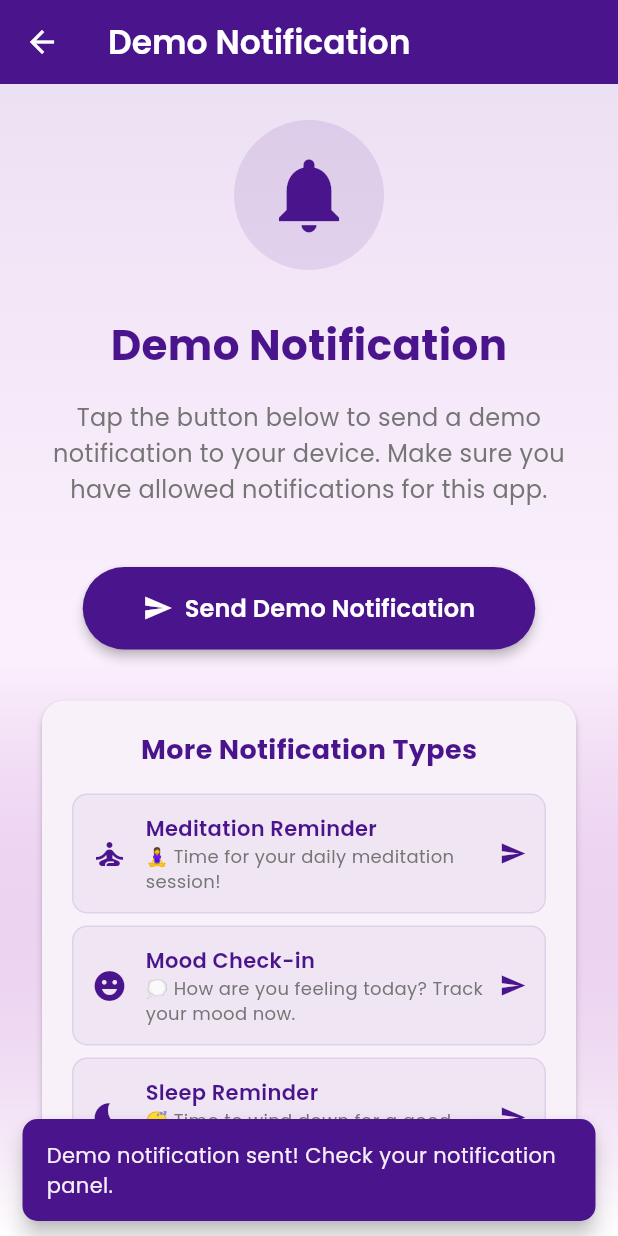
After one commit to hasnat0006/SDP, a Flutter app: the DemoNotificationPage screen opened directly, after a tap on "Send Demo Notification", on a phone screen of 412 x 824 dp. The commit adds this screen. Run offline on Flutter 3.47's test engine with Material 3 defaults, Android fonts, the phone set to English and light mode, and no system bars; our stand-ins replace awesome_notifications, file_picker, fl_chart, flutter_dotenv, google_fonts, image_picker and 1 more.

Commit message:
notification initialized

```diff
--- a/mindora/lib/dashboard/p_dashboard.dart
+++ b/mindora/lib/dashboard/p_dashboard.dart
@@ -1,7 +1,7 @@
 import 'package:client/appointment/bookappt.dart';
-import 'package:client/chatbot/startpage.dart';
 import 'package:client/forum/forum.dart';
 import 'package:client/journal/journal.dart';
+import 'package:client/demo_notification_page.dart';
 import 'package:flutter/material.dart';
 import 'package:fl_chart/fl_chart.dart';
 import '../todo_list/todo_list_main.dart';
@@ -265,13 +265,13 @@ class DashboardPage extends StatelessWidget {
             );
           },
         ),
+
         // _trackerTile(
         //   Icons.bedtime,
         //   'Sleep Quality',
         //   'Healthy (~5.5h Avg)',
         //   context,
         // ),
-
         _trackerTile(
           Icons.calendar_month,
           'Book an Appointment',
@@ -331,9 +331,8 @@ class DashboardPage extends StatelessWidget {
           },
         ),
 
-
         _trackerTile(
-           Icons.forum,
+          Icons.forum,
           'Forum',
           'Share your thought anonymously',
           context,
@@ -362,6 +361,20 @@ class DashboardPage extends StatelessWidget {
           },
         ),
         _trackerTile(
+          Icons.notifications,
+          'Demo Notification',
+          'Test app notifications',
+          context,
+          onTap: () {
+            Navigator.push(
+              context,
+              MaterialPageRoute(
+                builder: (context) => const DemoNotificationPage(),
+              ),
+            );
+          },
+        ),
+        _trackerTile(
           Icons.self_improvement,
           'Virtual Therapist',
           'Ease your mind',
@@ -370,12 +383,12 @@ class DashboardPage extends StatelessWidget {
             Navigator.push(
               context,
               MaterialPageRoute(
-                builder: (context) => const Chatbot(), // Use MaterialPageRoute for simplicity
+                builder: (context) =>
+                    const Chatbot(), // Use MaterialPageRoute for simplicity
               ),
             );
           },
         ),
-
       ],
     );
   }
--- /dev/null
+++ b/mindora/lib/demo_notification_page.dart
@@ -0,0 +1,271 @@
+import 'package:flutter/material.dart';
+import 'package:client/services/notification_service.dart';
+
+class DemoNotificationPage extends StatelessWidget {
+  const DemoNotificationPage({super.key});
+
+  @override
+  Widget build(BuildContext context) {
+    return Scaffold(
+      appBar: AppBar(
+        title: const Text(
+          'Demo Notification',
+          style: TextStyle(
+            color: Colors.white,
+            fontFamily: 'Poppins',
+            fontWeight: FontWeight.w600,
+          ),
+        ),
+        backgroundColor: const Color(0xFF4A148C),
+        iconTheme: const IconThemeData(color: Colors.white),
+        elevation: 0,
+      ),
+      body: Container(
+        width: double.infinity,
+        decoration: BoxDecoration(
+          gradient: LinearGradient(
+            begin: Alignment.topCenter,
+            end: Alignment.bottomCenter,
+            colors: [
+              const Color(0xFF4A148C).withOpacity(0.1),
+              const Color(0xFFBA68C8).withOpacity(0.05),
+              Colors.white,
+            ],
+          ),
+        ),
+        child: Padding(
+          padding: const EdgeInsets.all(24.0),
+          child: Column(
+            mainAxisAlignment: MainAxisAlignment.center,
+            children: [
+              // Icon
+              Container(
+                padding: const EdgeInsets.all(20),
+                decoration: BoxDecoration(
+                  color: const Color(0xFF4A148C).withOpacity(0.1),
+                  borderRadius: BorderRadius.circular(50),
+                ),
+                child: const Icon(
+                  Icons.notifications,
+                  size: 60,
+                  color: Color(0xFF4A148C),
+                ),
+              ),
+
+              const SizedBox(height: 30),
+
+              // Title
+              const Text(
+                'Demo Notification',
+                style: TextStyle(
+                  fontSize: 28,
+                  fontWeight: FontWeight.bold,
+                  color: Color(0xFF4A148C),
+                  fontFamily: 'Poppins',
+                ),
+                textAlign: TextAlign.center,
+              ),
+
+              const SizedBox(height: 16),
+
+              // Description
+              const Text(
+                'Tap the button below to send a demo notification to your device. Make sure you have allowed notifications for this app.',
+                style: TextStyle(
+                  fontSize: 16,
+                  color: Color(0xFF757575),
+                  fontFamily: 'Poppins',
+                  height: 1.5,
+                ),
+                textAlign: TextAlign.center,
+              ),
+
+              const SizedBox(height: 40),
+
+              // Notification Button
+              ElevatedButton(
+                onPressed: () async {
+                  await NotificationService.showNotification(
+                    title: '🌟 MindOra Demo',
+                    body:
+                        'This is a demo notification from your Mental Health Dashboard!',
+                    summary: 'Demo notification sent successfully',
+                  );
+
+                  // Show success message
+                  if (context.mounted) {
+                    ScaffoldMessenger.of(context).showSnackBar(
+                      SnackBar(
+                        content: const Text(
+                          'Demo notification sent! Check your notification panel.',
+                          style: TextStyle(fontFamily: 'Poppins'),
+                        ),
+                        backgroundColor: const Color(0xFF4A148C),
+                        behavior: SnackBarBehavior.floating,
+                        shape: RoundedRectangleBorder(
+                          borderRadius: BorderRadius.circular(10),
+                        ),
+                        duration: const Duration(seconds: 3),
+                      ),
+                    );
+                  }
+                },
+                style: ElevatedButton.styleFrom(
+                  backgroundColor: const Color(0xFF4A148C),
+                  foregroundColor: Colors.white,
+                  padding: const EdgeInsets.symmetric(
+                    horizontal: 40,
+                    vertical: 16,
+                  ),
+                  shape: RoundedRectangleBorder(
+                    borderRadius: BorderRadius.circular(30),
+                  ),
+                  elevation: 3,
+                ),
+                child: const Row(
+                  mainAxisSize: MainAxisSize.min,
+                  children: [
+                    Icon(Icons.send, size: 20),
+                    SizedBox(width: 8),
+                    Text(
+                      'Send Demo Notification',
+                      style: TextStyle(
+                        fontSize: 16,
+                        fontWeight: FontWeight.w600,
+                        fontFamily: 'Poppins',
+                      ),
+                    ),
+                  ],
+                ),
+              ),
+
+              const SizedBox(height: 30),
+
+              // Additional notification examples
+              Card(
+                elevation: 2,
+                shape: RoundedRectangleBorder(
+                  borderRadius: BorderRadius.circular(15),
+                ),
+                child: Padding(
+                  padding: const EdgeInsets.all(20),
+                  child: Column(
+                    children: [
+                      const Text(
+                        'More Notification Types',
+                        style: TextStyle(
+                          fontSize: 18,
+                          fontWeight: FontWeight.bold,
+                          color: Color(0xFF4A148C),
+                          fontFamily: 'Poppins',
+                        ),
+                      ),
+                      const SizedBox(height: 16),
+
+                      // Reminder notification
+                      _buildNotificationTile(
+                        context,
+                        'Meditation Reminder',
+                        '🧘‍♀️ Time for your daily meditation session!',
+                        Icons.self_improvement,
+                      ),
+
+                      const SizedBox(height: 8),
+
+                      // Mood check notification
+                      _buildNotificationTile(
+                        context,
+                        'Mood Check-in',
+                        '💭 How are you feeling today? Track your mood now.',
+                        Icons.emoji_emotions,
+                      ),
+
+                      const SizedBox(height: 8),
+
+                      // Sleep reminder
+                      _buildNotificationTile(
+                        context,
+                        'Sleep Reminder',
+                        '😴 Time to wind down for a good night\'s sleep.',
+                        Icons.bedtime,
+                      ),
+                    ],
+                  ),
+                ),
+              ),
+            ],
+          ),
+        ),
+      ),
+    );
+  }
+
+  Widget _buildNotificationTile(
+    BuildContext context,
+    String title,
+    String body,
+    IconData icon,
+  ) {
+    return InkWell(
+      onTap: () async {
+        await NotificationService.showNotification(title: title, body: body);
+
+        if (context.mounted) {
+          ScaffoldMessenger.of(context).showSnackBar(
+            SnackBar(
+              content: Text(
+                '$title notification sent!',
+                style: const TextStyle(fontFamily: 'Poppins'),
+              ),
+              backgroundColor: const Color(0xFF4A148C),
+              behavior: SnackBarBehavior.floating,
+              shape: RoundedRectangleBorder(
+                borderRadius: BorderRadius.circular(10),
+              ),
+              duration: const Duration(seconds: 2),
+            ),
+          );
+        }
+      },
+      child: Container(
+        padding: const EdgeInsets.all(12),
+        decoration: BoxDecoration(
+          color: const Color(0xFF4A148C).withOpacity(0.05),
+          borderRadius: BorderRadius.circular(10),
+          border: Border.all(color: const Color(0xFF4A148C).withOpacity(0.1)),
+        ),
+        child: Row(
+          children: [
+            Icon(icon, color: const Color(0xFF4A148C), size: 24),
+            const SizedBox(width: 12),
+            Expanded(
+              child: Column(
+                crossAxisAlignment: CrossAxisAlignment.start,
+                children: [
+                  Text(
+                    title,
+                    style: const TextStyle(
+                      fontWeight: FontWeight.w600,
+                      fontSize: 14,
+                      color: Color(0xFF4A148C),
+                      fontFamily: 'Poppins',
+                    ),
+                  ),
+                  Text(
+                    body,
+                    style: const TextStyle(
+                      fontSize: 12,
+                      color: Color(0xFF757575),
+                      fontFamily: 'Poppins',
+                    ),
+                  ),
+                ],
+              ),
+            ),
+            const Icon(Icons.send, color: Color(0xFF4A148C), size: 18),
+          ],
+        ),
+      ),
+    );
+  }
+}
--- a/mindora/lib/main.dart
+++ b/mindora/lib/main.dart
@@ -1,6 +1,6 @@
 import 'package:client/login/signup/login.dart';
+import 'package:client/services/notification_service.dart';
 
-import 'testpage.dart';
 import 'package:flutter/material.dart';
 
 import 'package:flutter_dotenv/flutter_dotenv.dart';
@@ -8,6 +8,7 @@ import 'package:flutter_dotenv/flutter_dotenv.dart';
 void main() async {
   WidgetsFlutterBinding.ensureInitialized();
   await dotenv.load(fileName: ".env");
+  await NotificationService.initializeNotification();
   runApp(const MyApp());
 }
 
@@ -21,7 +22,6 @@ class MyApp extends StatelessWidget {
       debugShowCheckedModeBanner: false,
       theme: ThemeData(
         useMaterial3: true,
-
         colorScheme: ColorScheme.fromSeed(seedColor: const Color(0xFF4A148C)),
         fontFamily: 'Poppins',
       ),
--- /dev/null
+++ b/mindora/lib/services/notification_service.dart
@@ -0,0 +1,119 @@
+import 'package:awesome_notifications/awesome_notifications.dart';
+import 'package:flutter/material.dart';
+
+class NotificationService {
+  static Future<void> initializeNotification() async {
+    await AwesomeNotifications().initialize(
+      null,
+      [
+        NotificationChannel(
+          channelGroupKey: 'high_importance_channel',
+          channelKey: 'high_importance_channel',
+          channelName: 'Basic notifications',
+          channelDescription: 'Notification channel for basic tests',
+          defaultColor: const Color(0xFF9D50DD),
+          ledColor: Colors.white,
+          importance: NotificationImportance.Max,
+          channelShowBadge: true,
+          onlyAlertOnce: true,
+          playSound: true,
+          criticalAlerts: true,
+        ),
+      ],
+      channelGroups: [
+        NotificationChannelGroup(
+          channelGroupKey: 'high_importance_channel_group',
+          channelGroupName: 'Group 1',
+        ),
+      ],
+      debug: true,
+    );
+
+    await AwesomeNotifications().isNotificationAllowed().then((
+      isAllowed,
+    ) async {
+      if (!isAllowed) {
+        await AwesomeNotifications().requestPermissionToSendNotifications();
+      }
+    });
+
+    await AwesomeNotifications().setListeners(
+      onActionReceivedMethod: onActionReceivedMethod,
+      onNotificationCreatedMethod: onNotificationCreatedMethod,
+      onNotificationDisplayedMethod: onNotificationDisplayedMethod,
+      onDismissActionReceivedMethod: onDismissActionReceivedMethod,
+    );
+  }
+
+  /// Use this method to detect when a new notification or a schedule is created
+  static Future<void> onNotificationCreatedMethod(
+    ReceivedNotification receivedNotification,
+  ) async {
+    debugPrint('onNotificationCreatedMethod');
+  }
+
+  /// Use this method to detect every time that a new notification is displayed
+  static Future<void> onNotificationDisplayedMethod(
+    ReceivedNotification receivedNotification,
+  ) async {
+    debugPrint('onNotificationDisplayedMethod');
+  }
+
+  /// Use this method to detect if the user dismissed a notification
+  static Future<void> onDismissActionReceivedMethod(
+    ReceivedAction receivedAction,
+  ) async {
+    debugPrint('onDismissActionReceivedMethod');
+  }
+
+  /// Use this method to detect when the user taps on a notification or action button
+  static Future<void> onActionReceivedMethod(
+    ReceivedAction receivedAction,
+  ) async {
+    debugPrint('onActionReceivedMethod');
+    final payload = receivedAction.payload ?? {};
+    if (payload["navigate"] == "true") {
+      // Handle navigation here if needed
+    }
+  }
+
+  static Future<void> showNotification({
+    required final String title,
+    required final String body,
+    final String? summary,
+    final Map<String, String>? payload,
+    final ActionType actionType = ActionType.Default,
+    final NotificationLayout notificationLayout = NotificationLayout.Default,
+    final NotificationCategory? category,
+    final String? bigPicture,
+    final List<NotificationActionButton>? actionButtons,
+    final bool scheduled = false,
+    final int? interval,
+  }) async {
+    assert(!scheduled || (scheduled && interval != null));
+
+    await AwesomeNotifications().createNotification(
+      content: NotificationContent(
+        id: -1, // -1 is replaced by a random number
+        channelKey: 'high_importance_channel',
+        title: title,
+        body: body,
+        actionType: actionType,
+        notificationLayout: notificationLayout,
+        summary: summary,
+        category: category,
+        payload: payload,
+        bigPicture: bigPicture,
+      ),
+      actionButtons: actionButtons,
+      schedule: scheduled
+          ? NotificationInterval(
+              interval: Duration(seconds: interval!),
+              timeZone: await AwesomeNotifications()
+                  .getLocalTimeZoneIdentifier(),
+              preciseAlarm: true,
+            )
+          : null,
+    );
+  }
+}
--- a/mindora/pubspec.yaml
+++ b/mindora/pubspec.yaml
@@ -33,7 +33,7 @@ dependencies:
   cupertino_icons: ^1.0.8
   fl_chart: ^1.0.0
   google_fonts: ^6.1.0
-  intl: ^0.18.1
+  intl: ^0.20.2
   image_picker: ^1.1.2
   permission_handler: ^11.3.1
   file_picker: ^8.0.0+1
@@ -42,6 +42,8 @@ dependencies:
   path_provider: ^2.1.2
   http: ^1.4.0
   flutter_dotenv: ^5.1.0
+  awesome_notifications: ^0.10.1
+
 dev_dependencies:
   flutter_test:
     sdk: flutter
```
Also changed, not shown: mindora/pubspec.lock, 3 other files.
